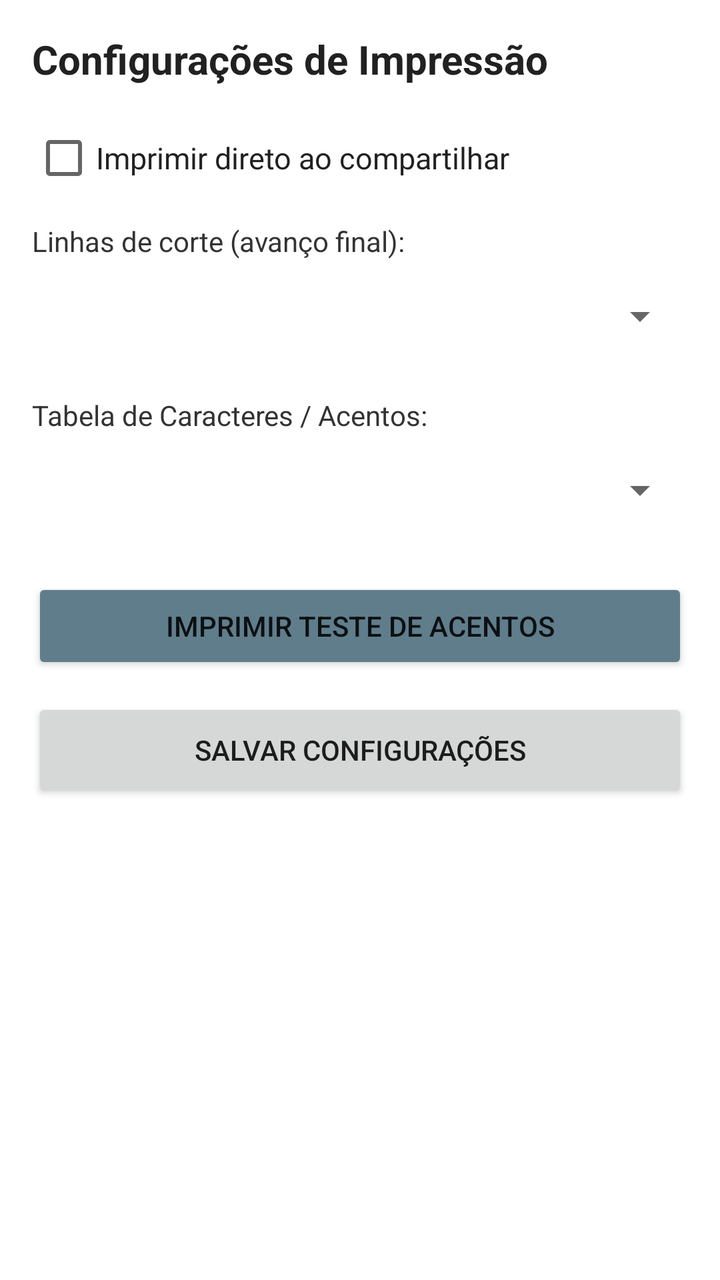
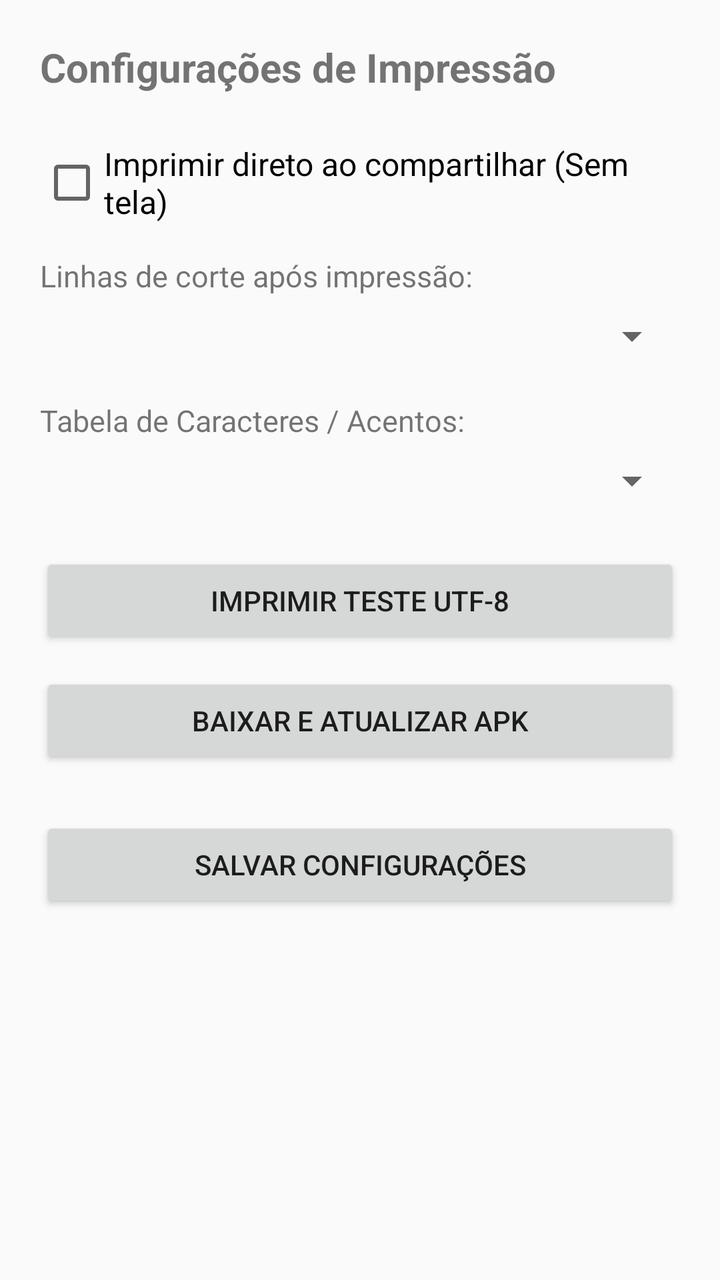

Two renders of the same Android screen: before a commit and after it. Below are the layout's source before the change and the commit's diff.
<!-- AndroidManifest.xml: application theme Theme.AppCompat.Light.NoActionBar -->
<!-- res/layout/activity_settings.xml -->
<?xml version="1.0" encoding="utf-8"?>
<LinearLayout xmlns:android="http://schemas.android.com/apk/res/android"
    android:layout_width="match_parent"
    android:layout_height="match_parent"
    android:orientation="vertical"
    android:padding="16dp"
    android:background="#FFFFFF">

    <TextView
        android:layout_width="wrap_content"
        android:layout_height="wrap_content"
        android:text="Configurações de Impressão"
        android:textStyle="bold"
        android:textSize="20sp"
        android:textColor="#212121"
        android:layout_marginBottom="20dp" />

    <CheckBox
        android:id="@+id/cbDirectPrint"
        android:layout_width="match_parent"
        android:layout_height="wrap_content"
        android:text="Imprimir direto ao compartilhar"
        android:textColor="#212121"
        android:textSize="15sp"
        android:layout_marginBottom="16dp" />

    <TextView
        android:layout_width="wrap_content"
        android:layout_height="wrap_content"
        android:text="Linhas de corte (avanço final):"
        android:textColor="#333333"
        android:textSize="14sp" />

    <Spinner
        android:id="@+id/spFeedLines"
        android:layout_width="match_parent"
        android:layout_height="48dp"
        android:layout_marginTop="4dp"
        android:layout_marginBottom="16dp" />

    <TextView
        android:layout_width="wrap_content"
        android:layout_height="wrap_content"
        android:text="Tabela de Caracteres / Acentos:"
        android:textColor="#333333"
        android:textSize="14sp" />

    <Spinner
        android:id="@+id/spCodePage"
        android:layout_width="match_parent"
        android:layout_height="48dp"
        android:layout_marginTop="4dp"
        android:layout_marginBottom="20dp" />

    <Button
        android:id="@+id/btnTestPrint"
        android:layout_width="match_parent"
        android:layout_height="48dp"
        android:text="Imprimir Teste de Acentos"
        android:backgroundTint="#607D8B"
        android:layout_marginBottom="12dp" />

    <Button
        android:id="@+id/btnSaveSettings"
        android:layout_width="match_parent"
        android:layout_height="52dp"
        android:text="Salvar Configurações" />
</LinearLayout>
<!-- resources referenced by this layout -->
<resources>

</resources>

<!-- the commit's change to res/layout/activity_settings.xml (unified diff, before → after) -->
@@ -3,66 +3,68 @@
     android:layout_width="match_parent"
     android:layout_height="match_parent"
     android:orientation="vertical"
-    android:padding="16dp"
-    android:background="#FFFFFF">
+    android:padding="20dp">
 
     <TextView
         android:layout_width="wrap_content"
         android:layout_height="wrap_content"
         android:text="Configurações de Impressão"
+        android:textSize="20sp"
         android:textStyle="bold"
-        android:textSize="20sp"
-        android:textColor="#212121"
-        android:layout_marginBottom="20dp" />
+        android:layout_marginBottom="24dp" />
 
     <CheckBox
         android:id="@+id/cbDirectPrint"
         android:layout_width="match_parent"
         android:layout_height="wrap_content"
-        android:text="Imprimir direto ao compartilhar"
-        android:textColor="#212121"
-        android:textSize="15sp"
+        android:text="Imprimir direto ao compartilhar (Sem tela)"
+        android:textSize="16sp"
         android:layout_marginBottom="16dp" />
 
     <TextView
         android:layout_width="wrap_content"
         android:layout_height="wrap_content"
-        android:text="Linhas de corte (avanço final):"
-        android:textColor="#333333"
-        android:textSize="14sp" />
+        android:text="Linhas de corte após impressão:"
+        android:textSize="15sp"
+        android:layout_marginBottom="8dp" />
 
     <Spinner
         android:id="@+id/spFeedLines"
         android:layout_width="match_parent"
-        android:layout_height="48dp"
-        android:layout_marginTop="4dp"
-        android:layout_marginBottom="16dp" />
+        android:layout_height="wrap_content"
+        android:layout_marginBottom="20dp" />
 
     <TextView
         android:layout_width="wrap_content"
         android:layout_height="wrap_content"
         android:text="Tabela de Caracteres / Acentos:"
-        android:textColor="#333333"
-        android:textSize="14sp" />
+        android:textSize="15sp"
+        android:layout_marginBottom="8dp" />
 
     <Spinner
         android:id="@+id/spCodePage"
         android:layout_width="match_parent"
-        android:layout_height="48dp"
-        android:layout_marginTop="4dp"
-        android:layout_marginBottom="20dp" />
+        android:layout_height="wrap_content"
+        android:layout_marginBottom="24dp" />
 
     <Button
         android:id="@+id/btnTestPrint"
         android:layout_width="match_parent"
-        android:layout_height="48dp"
-        android:text="Imprimir Teste de Acentos"
-        android:backgroundTint="#607D8B"
+        android:layout_height="wrap_content"
+        android:text="Imprimir Teste UTF-8"
         android:layout_marginBottom="12dp" />
+
+    <Button
+        android:id="@+id/btnCheckUpdate"
+        android:layout_width="match_parent"
+        android:layout_height="wrap_content"
+        android:text="Baixar e Atualizar APK"
+        android:layout_marginBottom="24dp" />
 
     <Button
         android:id="@+id/btnSaveSettings"
         android:layout_width="match_parent"
-        android:layout_height="52dp"
+        android:layout_height="wrap_content"
         android:text="Salvar Configurações" />
+
 </LinearLayout>
